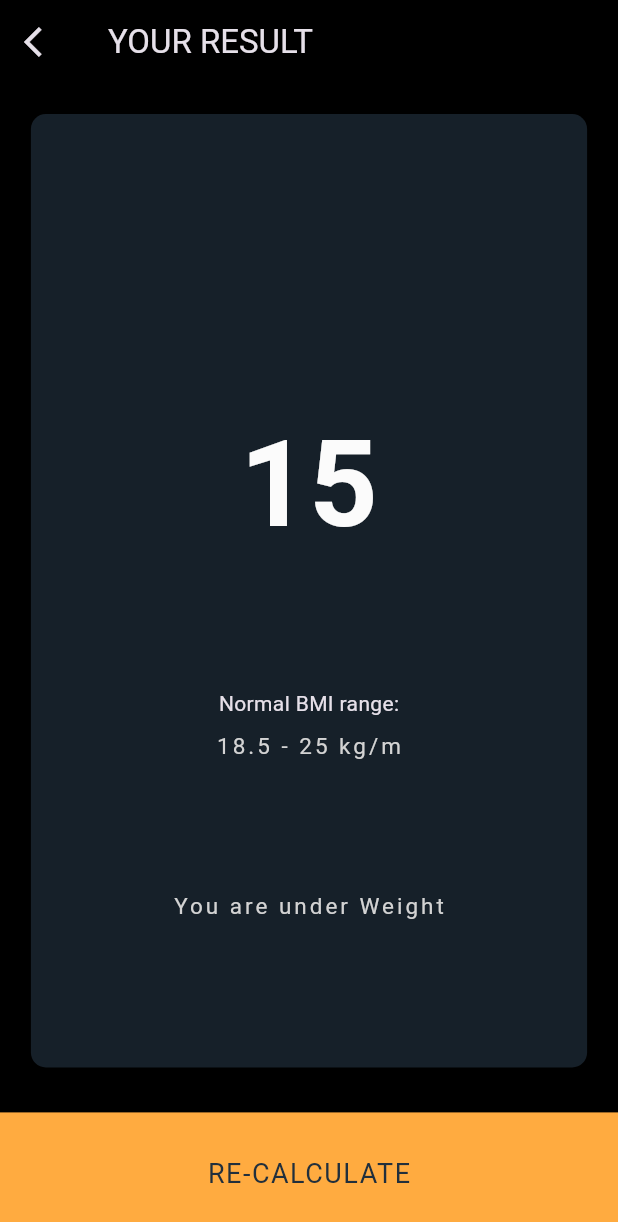
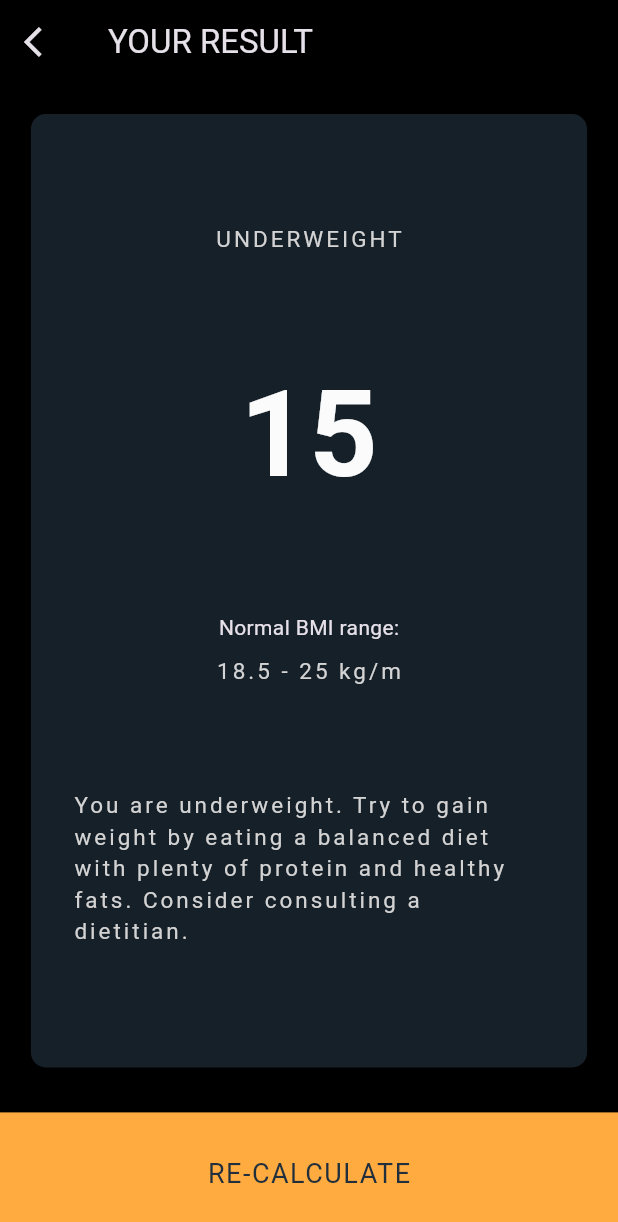
Before and after one commit to Aesha04/flutter_bmi_calc, a Flutter app: the screen it shows after launch, after a tap on "CALCULATE BMI", on a phone screen of 412 x 824 dp. Shown: the top 1222 px of the screen. Run offline on Flutter 3.47's test engine with Material 3 defaults, Android fonts, the phone set to English and light mode, and no system bars.

Commit message:
Update resultpage.dart

```diff
--- a/lib/resultpage.dart
+++ b/lib/resultpage.dart
@@ -5,20 +5,21 @@ import 'package:flutter/material.dart';
 class ResultPage extends StatelessWidget {
   final int height;
   final int weight;
+  final Color primaryButtonColor;
 
-  ResultPage({required this.height,required this.weight});
+  const ResultPage({super.key, required this.height,required this.weight,required this.primaryButtonColor,});
 
   @override
   Widget build(BuildContext context) {
     return Scaffold(
       backgroundColor: Colors.black,
       appBar: AppBar(
-        title: Text('YOUR RESULT'),
+        title: const Text('YOUR RESULT'),
 
         backgroundColor: Colors.transparent,
-        leading: IconButton(icon:Icon(Icons.arrow_back_ios), onPressed: () => Navigator.pop(context),),
+        leading: IconButton(icon:const Icon(Icons.arrow_back_ios), onPressed: () => Navigator.pop(context),),
       ),
-      body: Result(this.height,this.weight),
+      body: Result(height,weight,primaryButtonColor),
     );
   }
 }
@@ -28,17 +29,35 @@ class Result extends StatefulWidget {
 
  final int height;
  final int weight;
+ final Color primaryButtonColor;
 
-  Result(this.height,this.weight);
+  const Result(this.height,this.weight, this.primaryButtonColor, {super.key});
 
   @override
   _ResultState createState() => _ResultState();
 }
 
 class _ResultState extends State<Result> {
+String comment = '';
+  String headline = '';
+
   @override
   Widget build(BuildContext context) {
+    double bmi = (widget.weight / (widget.height * widget.height)) * 10000;
 
+    if (bmi < 18.5) {
+      comment = "You are underweight. Try to gain weight by eating a balanced diet with plenty of protein and healthy fats. Consider consulting a dietitian.";
+      headline = "UNDERWEIGHT";
+    } else if (bmi >= 18.5 && bmi < 25) {
+      comment = "You are at a healthy weight. Maintain your healthy weight by continuing to eat a balanced diet and staying physically active.";
+      headline = "NORMAL";
+    } else if (bmi > 25 && bmi <= 29.99) {
+      comment = "You are overweight. Focus on losing weight gradually by reducing calorie intake and increasing physical activity. Consult a healthcare professional for personalized advice.";
+      headline = "OVERWEIGHT";
+    } else {
+      comment = "You are obese. Take steps to improve your health by making changes to your diet and lifestyle. Consider seeking support from a healthcare professional or weight loss program.";
+      headline = "OBESE";
+    }
 
     return Column(
       children: <Widget>[
@@ -48,8 +67,8 @@ class _ResultState extends State<Result> {
           child: Container(
             height: MediaQuery.of(context).size.height * 0.7,
             width: MediaQuery.of(context).size.width *0.9,
-            margin: EdgeInsets.all(20.0),
-            padding: EdgeInsets.all(20.0),
+            margin: const EdgeInsets.all(20.0),
+            padding: const EdgeInsets.all(20.0),
             decoration: BoxDecoration(
               borderRadius: BorderRadius.circular(10.0),
               color: primary
@@ -60,14 +79,14 @@ class _ResultState extends State<Result> {
               mainAxisAlignment: MainAxisAlignment.spaceEvenly,
               crossAxisAlignment: CrossAxisAlignment.center,
               children: <Widget>[
-                Text("$headline",style: headlines),
+                Text(headline,style: headlines),
                 Padding(
                   padding: const EdgeInsets.all(10.0),
-                  child: Text('${bmiResult(this.widget.height, this.widget.weight)}', style: resultNumber),
+                  child: Text('${bmi.round()}', style: resultNumber),
                 ),
                 Column(
                   children: <Widget>[
-                    Text('Normal BMI range:'),
+                    const Text('Normal BMI range:'),
                     Padding(
                       padding: const EdgeInsets.all(8.0),
                       child: Text("18.5 - 25 kg/m",style: headlines,),
@@ -78,7 +97,7 @@ class _ResultState extends State<Result> {
 
                 Padding(
                   padding: const EdgeInsets.all(8.0),
-                  child: Text('$comment', style: headlines,),
+                  child: Text(comment, style: headlines,),
                 )
               ],
             ),
@@ -89,7 +108,7 @@ class _ResultState extends State<Result> {
                 onTap: () => Navigator.pop(context),
                 child: Container(
                 color: primaryButtonColor,
-                margin: EdgeInsets.only(top: 10.0),
+                margin: const EdgeInsets.only(top: 10.0),
                 height: MediaQuery.of(context).size.height * 0.1,
                 child: Center(
                   child: Text('RE-CALCULATE', style: primaryButtonStyle),
@@ -102,27 +121,3 @@ class _ResultState extends State<Result> {
     );
   }
 }
-var comment = '';
-var headline = '';
-bmiResult(h,w){
-
-
-  double bmi = (w/(h*h))*10000;
-
-  if(bmi<18.5){
-
-    comment = "You are under Weight";
-    headline = "UNDERWEIGHT";
-  }else if(bmi >= 18.5 && bmi <25){
-    comment = "You are at a healthy weight.";
-    headline = "NORMAL";
-  }else if(bmi > 25 && bmi <= 29.99){
-    comment = "You are at overweight.";
-    headline = "OVERWEIGHT";
-  }else{
-    comment = "You are obese.";
-    headline = "OBESE";
-  }
-
-  return bmi.round();
-}
```
